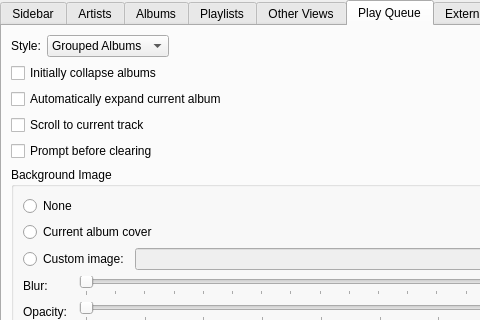
The window that gui/interfacesettings.ui (CDrummond/cantata) describes before a commit, drawn with Qt 5; both pictures show x 0 to 480 and y 0 to 320 of the 734 by 542 pixel window.
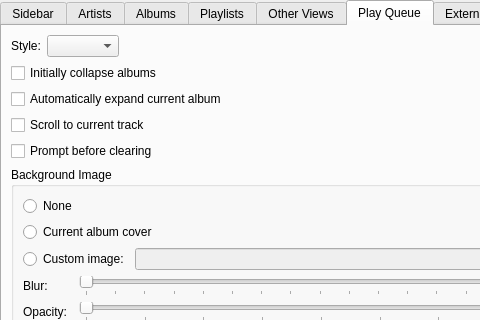
The same window after the commit. The open tabs and pages were chosen to show the change. Custom widgets are drawn as their Qt base class.

Commit message: Re-organize play-queue view mode setting - make it easier to add more modes in future.

Patch:
```diff
--- a/gui/interfacesettings.ui
+++ b/gui/interfacesettings.ui
@@ -437,18 +437,7 @@
         </widget>
        </item>
        <item row="0" column="1">
-        <widget class="QComboBox" name="playQueueGrouped">
-         <item>
-          <property name="text">
-           <string>Grouped Albums</string>
-          </property>
-         </item>
-         <item>
-          <property name="text">
-           <string>Table</string>
-          </property>
-         </item>
-        </widget>
+        <widget class="QComboBox" name="playQueueView"/>
        </item>
        <item row="1" column="0" colspan="2">
         <widget class="QCheckBox" name="playQueueStartClosed">
```
Left out of the diff: 4 changed lines with no effect on the pictures. The commit also changes 9 other files.
